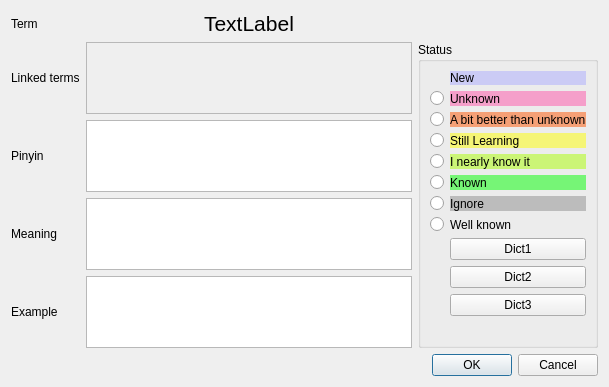
This is edittermdialog.ui in 555oya/chinese-reader as Qt 5 draws it before an edit. The edited form follows.
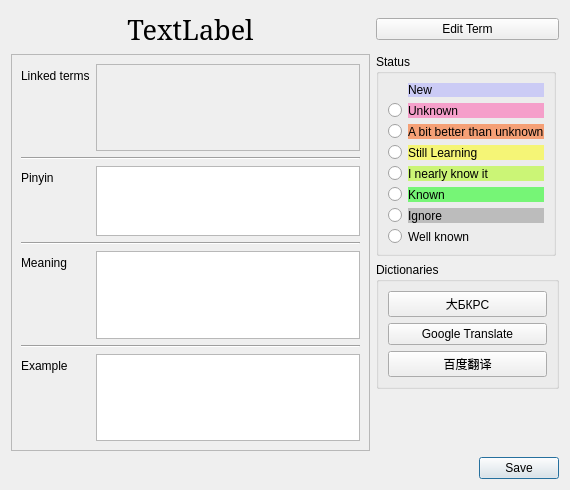
This is the edited form.

Commit message:
Edit + review term dialog, add words to user.dict
(in progress) library

```diff
--- a/edittermdialog.ui
+++ b/edittermdialog.ui
@@ -6,64 +6,26 @@
    <rect>
     <x>0</x>
     <y>0</y>
-    <width>609</width>
-    <height>387</height>
+    <width>570</width>
+    <height>490</height>
    </rect>
   </property>
+  <property name="minimumSize">
+   <size>
+    <width>500</width>
+    <height>410</height>
+   </size>
+  </property>
   <property name="windowTitle">
    <string>Edit Term</string>
   </property>
   <layout class="QGridLayout" name="gridLayout">
-   <item row="4" column="1">
-    <widget class="QPlainTextEdit" name="exampleTextEdit">
-     <property name="focusPolicy">
-      <enum>Qt::FocusPolicy::ClickFocus</enum>
-     </property>
-    </widget>
-   </item>
-   <item row="3" column="0">
-    <widget class="QLabel" name="label_10">
-     <property name="text">
-      <string>Meaning</string>
-     </property>
-    </widget>
-   </item>
-   <item row="2" column="0">
-    <widget class="QLabel" name="label_9">
-     <property name="text">
-      <string>Pinyin</string>
-     </property>
-    </widget>
-   </item>
-   <item row="2" column="1">
-    <widget class="QPlainTextEdit" name="pinyinTextEdit"/>
-   </item>
-   <item row="0" column="0">
-    <widget class="QLabel" name="label_12">
-     <property name="text">
-      <string>Term</string>
-     </property>
-    </widget>
-   </item>
-   <item row="3" column="1">
-    <widget class="QPlainTextEdit" name="meaningTextEdit">
-     <property name="focusPolicy">
-      <enum>Qt::FocusPolicy::ClickFocus</enum>
-     </property>
-    </widget>
-   </item>
-   <item row="4" column="0">
-    <widget class="QLabel" name="label_11">
-     <property name="text">
-      <string>Example</string>
-     </property>
-    </widget>
-   </item>
-   <item row="0" column="1">
+   <item row="0" column="0" colspan="2">
     <widget class="QLabel" name="wordLabel">
      <property name="font">
       <font>
-       <pointsize>16</pointsize>
+       <family>SimSun</family>
+       <pointsize>20</pointsize>
       </font>
      </property>
      <property name="text">
@@ -74,25 +36,152 @@
      </property>
     </widget>
    </item>
-   <item row="5" column="1" colspan="2">
+   <item row="8" column="1" colspan="2">
     <widget class="QDialogButtonBox" name="buttonBox">
      <property name="orientation">
       <enum>Qt::Orientation::Horizontal</enum>
      </property>
      <property name="standardButtons">
-      <set>QDialogButtonBox::StandardButton::Cancel|QDialogButtonBox::StandardButton::Ok</set>
+      <set>QDialogButtonBox::StandardButton::Save</set>
      </property>
     </widget>
    </item>
-   <item row="1" column="1">
-    <widget class="QPlainTextEdit" name="linkedTermsTextEdit">
-     <property name="enabled">
-      <bool>false</bool>
+   <item row="7" column="2">
+    <spacer name="verticalSpacer">
+     <property name="orientation">
+      <enum>Qt::Orientation::Vertical</enum>
      </property>
+     <property name="sizeHint" stdset="0">
+      <size>
+       <width>20</width>
+       <height>40</height>
+      </size>
+     </property>
+    </spacer>
+   </item>
+   <item row="1" column="0" rowspan="7" colspan="2">
+    <widget class="QScrollArea" name="scrollArea">
+     <property name="widgetResizable">
+      <bool>true</bool>
+     </property>
+     <widget class="QWidget" name="scrollAreaWidgetContents">
+      <property name="geometry">
+       <rect>
+        <x>0</x>
+        <y>0</y>
+        <width>359</width>
+        <height>407</height>
+       </rect>
+      </property>
+      <layout class="QVBoxLayout" name="verticalLayout_2">
+       <item>
+        <layout class="QFormLayout" name="formLayout_3">
+         <item row="0" column="0">
+          <widget class="QLabel" name="label_13">
+           <property name="text">
+            <string>Linked terms</string>
+           </property>
+          </widget>
+         </item>
+         <item row="0" column="1">
+          <widget class="QPlainTextEdit" name="linkedTermsTextEdit">
+           <property name="enabled">
+            <bool>false</bool>
+           </property>
+          </widget>
+         </item>
+         <item row="2" column="0">
+          <widget class="QLabel" name="label_9">
+           <property name="text">
+            <string>Pinyin</string>
+           </property>
+          </widget>
+         </item>
+         <item row="2" column="1">
+          <widget class="QPlainTextEdit" name="pinyinTextEdit">
+           <property name="horizontalScrollBarPolicy">
+            <enum>Qt::ScrollBarPolicy::ScrollBarAlwaysOff</enum>
+           </property>
+           <property name="sizeAdjustPolicy">
+            <enum>QAbstractScrollArea::SizeAdjustPolicy::AdjustToContents</enum>
+           </property>
+           <property name="plainText">
+            <string/>
+           </property>
+           <property name="overwriteMode">
+            <bool>false</bool>
+           </property>
+          </widget>
+         </item>
+         <item row="4" column="0">
+          <widget class="QLabel" name="label_10">
+           <property name="text">
+            <string>Meaning</string>
+           </property>
+          </widget>
+         </item>
+         <item row="4" column="1">
+          <widget class="QPlainTextEdit" name="meaningTextEdit">
+           <property name="focusPolicy">
+            <enum>Qt::FocusPolicy::ClickFocus</enum>
+           </property>
+          </widget>
+         </item>
+         <item row="6" column="0">
+          <widget class="QLabel" name="label_11">
+           <property name="text">
+            <string>Example</string>
+           </property>
+          </widget>
+         </item>
+         <item row="6" column="1">
+          <widget class="QPlainTextEdit" name="exampleTextEdit">
+           <property name="focusPolicy">
+            <enum>Qt::FocusPolicy::ClickFocus</enum>
+           </property>
+          </widget>
+         </item>
+         <item row="1" column="0" colspan="2">
+          <widget class="Line" name="line">
+           <property name="minimumSize">
+            <size>
+             <width>5</width>
+             <height>0</height>
+            </size>
+           </property>
+           <property name="orientation">
+            <enum>Qt::Orientation::Horizontal</enum>
+           </property>
+          </widget>
+         </item>
+         <item row="3" column="0" colspan="2">
+          <widget class="Line" name="line_2">
+           <property name="orientation">
+            <enum>Qt::Orientation::Horizontal</enum>
+           </property>
+          </widget>
+         </item>
+         <item row="5" column="0" colspan="2">
+          <widget class="Line" name="line_3">
+           <property name="orientation">
+            <enum>Qt::Orientation::Horizontal</enum>
+           </property>
+          </widget>
+         </item>
+        </layout>
+       </item>
+      </layout>
+     </widget>
     </widget>
    </item>
-   <item row="1" column="2" rowspan="4">
+   <item row="1" column="2" rowspan="6">
     <layout class="QVBoxLayout" name="verticalLayout">
+     <property name="spacing">
+      <number>6</number>
+     </property>
+     <property name="sizeConstraint">
+      <enum>QLayout::SizeConstraint::SetFixedSize</enum>
+     </property>
      <item>
       <widget class="QGroupBox" name="groupBox">
        <property name="sizePolicy">
@@ -235,36 +324,63 @@
           </property>
          </widget>
         </item>
-        <item row="8" column="1">
+       </layout>
+      </widget>
+     </item>
+     <item>
+      <widget class="QGroupBox" name="groupBox_2">
+       <property name="sizePolicy">
+        <sizepolicy hsizetype="Fixed" vsizetype="Minimum">
+         <horstretch>0</horstretch>
+         <verstretch>0</verstretch>
+        </sizepolicy>
+       </property>
+       <property name="minimumSize">
+        <size>
+         <width>183</width>
+         <height>0</height>
+        </size>
+       </property>
+       <property name="title">
+        <string>Dictionaries</string>
+       </property>
+       <layout class="QVBoxLayout" name="verticalLayout_3">
+        <item>
          <widget class="QPushButton" name="dict1Btn">
           <property name="sizePolicy">
-           <sizepolicy hsizetype="Minimum" vsizetype="Fixed">
+           <sizepolicy hsizetype="MinimumExpanding" vsizetype="Fixed">
             <horstretch>0</horstretch>
             <verstretch>0</verstretch>
            </sizepolicy>
           </property>
           <property name="text">
-           <string>Dict1</string>
+           <string>大БКРС</string>
           </property>
          </widget>
         </item>
-        <item row="9" column="1">
+        <item>
          <widget class="QPushButton" name="dict2Btn">
           <property name="sizePolicy">
-           <sizepolicy hsizetype="Minimum" vsizetype="Fixed">
+           <sizepolicy hsizetype="MinimumExpanding" vsizetype="Fixed">
             <horstretch>0</horstretch>
             <verstretch>0</verstretch>
            </sizepolicy>
           </property>
           <property name="text">
-           <string>Dict2</string>
+           <string>Google Translate</string>
           </property>
          </widget>
         </item>
-        <item row="10" column="1">
+        <item>
          <widget class="QPushButton" name="dict3Btn">
+          <property name="sizePolicy">
+           <sizepolicy hsizetype="MinimumExpanding" vsizetype="Fixed">
+            <horstretch>0</horstretch>
+            <verstretch>0</verstretch>
+           </sizepolicy>
+          </property>
           <property name="text">
-           <string>Dict3</string>
+           <string>百度翻译</string>
           </property>
          </widget>
         </item>
@@ -273,10 +389,10 @@
      </item>
     </layout>
    </item>
-   <item row="1" column="0">
-    <widget class="QLabel" name="label_13">
+   <item row="0" column="2">
+    <widget class="QPushButton" name="pushButton">
      <property name="text">
-      <string>Linked terms</string>
+      <string>Edit Term</string>
      </property>
     </widget>
    </item>
```
The commit also changes 17 other files.
